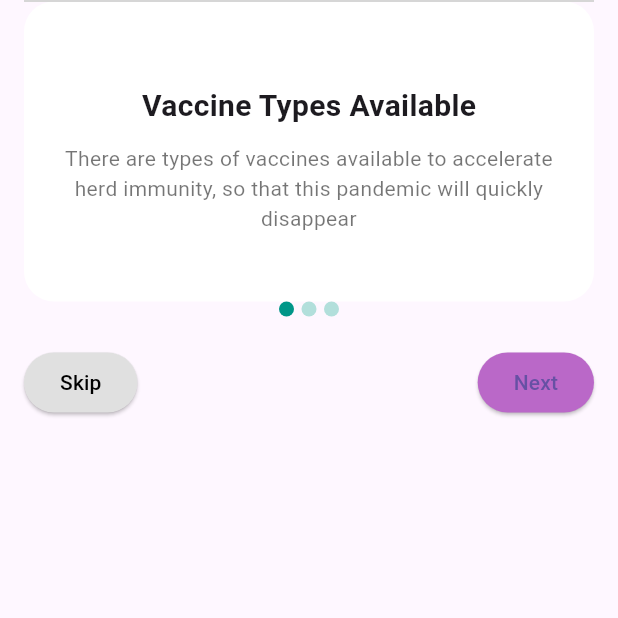
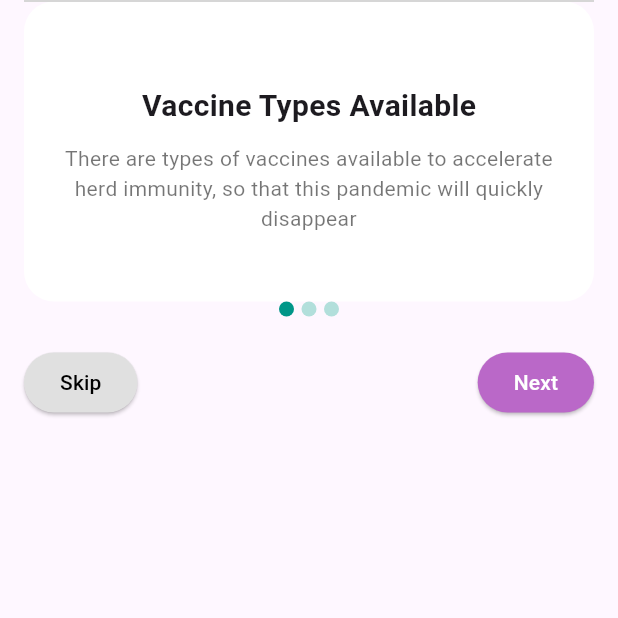
Before and after one commit to MuhammadAriqZaidan/ujianDart, a Flutter app: the screen it shows after launch, on a phone screen of 412 x 824 dp, the part 618-1236 px from its top. Run offline on Flutter 3.47's test engine with Material 3 defaults, Android fonts, the phone set to English and light mode, and no system bars; network calls fail; grey boxes are pictures that could not be loaded.

Commit message:
first commit

```diff
--- a/lib/main.dart
+++ b/lib/main.dart
@@ -1,5 +1,8 @@
 import 'package:flutter/material.dart';
+import 'package:test_flutter/gridProduct.dart';
+import 'package:test_flutter/listUser.dart';
 import 'package:test_flutter/page2.dart';
+import 'package:test_flutter/page3.dart';
 
 //Main alisa page 1
 void main() {
@@ -12,8 +15,25 @@ class MyApp extends StatelessWidget {
   @override
   Widget build(BuildContext context) {
     return MaterialApp(
-      home: Scaffold(
-          body: Center(
+      initialRoute: 'main/',
+      routes: <String, WidgetBuilder>{
+        'main/': (context) => const MainPage(), // Jangan gunakan MyApp di sini
+        'page2': (context) => const Page2(),
+        'page3': (context) => const Page3(),
+        'Listuser': (context) => Listuser(),
+        'Gridproduct': (context) => const Gridproduct()
+      },
+    );
+  }
+}
+
+class MainPage extends StatelessWidget {
+  const MainPage({super.key});
+
+  @override
+  Widget build(BuildContext context) {
+    return Scaffold(
+      body: Center(
         child: Padding(
           padding: const EdgeInsets.all(16.0),
           child: Column(
@@ -25,7 +45,8 @@ class MyApp extends StatelessWidget {
                 decoration: const BoxDecoration(
                   image: DecorationImage(
                     fit: BoxFit.fill,
-                    image: NetworkImage("https://plus.unsplash.com/premium_photo-1668487827105-9139219cb19a?q=80&w=1412&auto=format&fit=crop&ixlib=rb-4.0.3&ixid=M3wxMjA3fDB8MHxwaG90by1wYWdlfHx8fGVufDB8fHx8fA%3D%3D"),
+                    image: NetworkImage(
+                        "https://plus.unsplash.com/premium_photo-1668487827105-9139219cb19a?q=80&w=1412&auto=format&fit=crop&ixlib=rb-4.0.3&ixid=M3wxMjA3fDB8MHxwaG90by1wYWdlfHx8fGVufDB8fHx8fA%3D%3D"),
                   ),
                 ),
               ),
@@ -98,9 +119,7 @@ class MyApp extends StatelessWidget {
                   mainAxisAlignment: MainAxisAlignment.spaceBetween,
                   children: [
                     ElevatedButton(
-                      onPressed: () => Navigator.of(context).push(
-                          MaterialPageRoute(
-                              builder: (context) => const Page2())),
+                      onPressed: () => Navigator.of(context).pushNamed('Gridproduct'),
                       child: Text('Skip'),
                       style: ElevatedButton.styleFrom(
                         backgroundColor: Colors.grey[300],
@@ -108,11 +127,11 @@ class MyApp extends StatelessWidget {
                       ),
                     ),
                     ElevatedButton(
-                      onPressed: () {},
+                      onPressed: () => Navigator.of(context).pushNamed('page2'),
                       child: Text('Next'),
                       style: ElevatedButton.styleFrom(
-                        backgroundColor: Colors.purple[300],
-                      ),
+                          backgroundColor: Colors.purple[300],
+                          foregroundColor: Colors.white),
                     ),
                   ],
                 ),
@@ -121,7 +140,7 @@ class MyApp extends StatelessWidget {
             ],
           ),
         ),
-      )),
+      ),
     );
   }
 }
--- a/pubspec.yaml
+++ b/pubspec.yaml
@@ -61,7 +61,8 @@ flutter:
   # To add assets to your application, add an assets section, like this:
   assets:
     - images/
-
+    - images/vaksin.jpg
+    - images/Cirno.png
   # An image asset can refer to one or more resolution-specific "variants", see
   # https://flutter.dev/assets-and-images/#resolution-aware
 
```
Also changed, not shown: lib/gridProduct.dart (+15 -3 lines), lib/page2.dart (+7 -7 lines), lib/page3.dart (+7 -8 lines), images/Cirno.png (added), images/vaksin.jpg (added).
